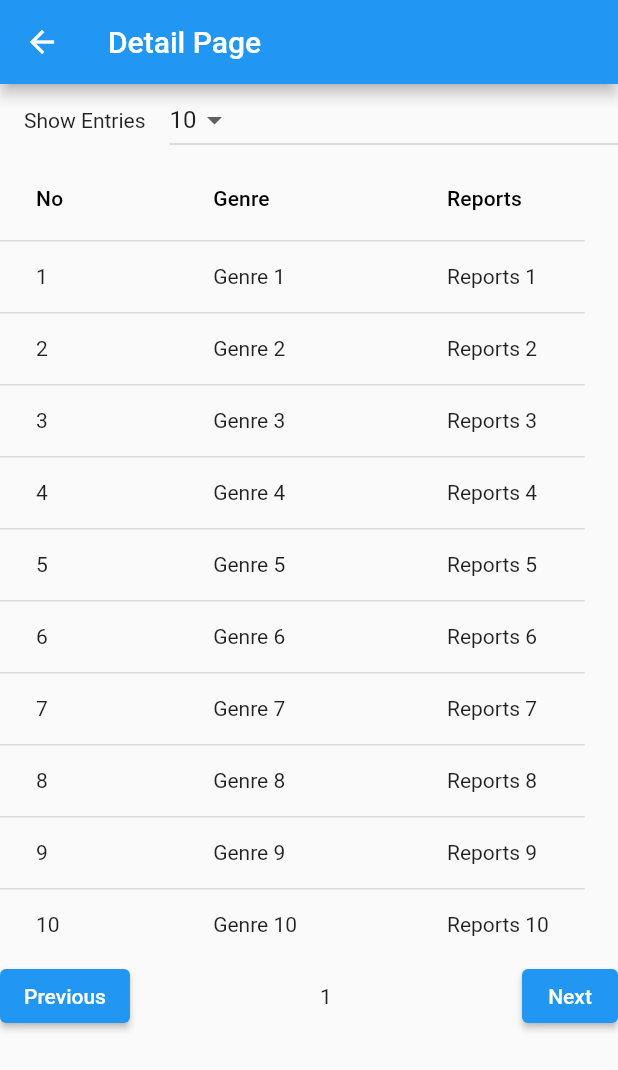
After one commit to NafiatulFadlilah/repository_polinema_mobile_SIB3E-Kel5, a Flutter app: the DetailPage screen opened directly, after a tap on "Previous", on a phone screen of 412 x 824 dp. The commit adds this screen. Shown: the top 1070 px of the screen. Run offline on Flutter 3.47's test engine with Material 2 defaults, Android fonts, the phone set to English and light mode, and no system bars; our stand-ins replace flutter_dotenv; network calls fail.

Commit message:
add detail_page

```diff
--- a/SurveyKomplainMahasiswaApp/flutter_survey_app/lib/main.dart
+++ b/SurveyKomplainMahasiswaApp/flutter_survey_app/lib/main.dart
@@ -1,5 +1,6 @@
 import 'package:flutter/material.dart';
 import 'package:flutter_survey_app/pages/survey_list.dart';
+import 'package:flutter_survey_app/pages/detail_page.dart';
 
 void main() {
   runApp(const MainApp());
--- /dev/null
+++ b/SurveyKomplainMahasiswaApp/flutter_survey_app/lib/pages/detail_page.dart
@@ -0,0 +1,108 @@
+import 'package:flutter/material.dart';
+
+class DetailPage extends StatefulWidget {
+  @override
+  _DetailPageState createState() => _DetailPageState();
+}
+
+class _DetailPageState extends State<DetailPage> {
+  int _currentPage = 1;
+  int _rowsPerPage = 10;
+
+  void _previousPage() {
+    setState(() {
+      _currentPage = _currentPage > 1 ? _currentPage - 1 : 1;
+    });
+  }
+
+  void _nextPage() {
+    setState(() {
+      _currentPage++;
+    });
+  }
+
+  @override
+  Widget build(BuildContext context) {
+    return Scaffold(
+      appBar: AppBar(
+        leading: IconButton(
+          icon: Icon(Icons.arrow_back),
+          onPressed: () => Navigator.pop(context),
+        ),
+        title: Text('Detail Page'),
+      ),
+      body: ListView(
+        children: [
+          Row(
+            children: [
+              Padding(
+                padding: EdgeInsets.only(left: 16.0), // Padding ke kanan
+                child: Text('Show Entries'),
+              ),
+              SizedBox(width: 16.0), // Spasi antara teks dan Dropdown
+              Expanded(
+                child: DropdownButton<int>(
+                  value: _rowsPerPage,
+                  items: [10, 20, 30].map((int value) {
+                    return DropdownMenuItem<int>(
+                      value: value,
+                      child: Text('$value'),
+                    );
+                  }).toList(),
+                  onChanged: (newValue) {
+                    setState(() {
+                      _rowsPerPage = newValue!;
+                    },
+                    );
+                  },
+                ),
+              ),
+            ],
+          ),
+          SingleChildScrollView(
+            scrollDirection: Axis.horizontal,
+            child: DataTable(
+              dividerThickness: 1.0,
+              columnSpacing: 100.0,
+              columns: const <DataColumn>[
+                DataColumn(
+                  label: Text('No'),
+                ),
+                DataColumn(
+                  label: Text('Genre'),
+                ),
+                DataColumn(
+                  label: Text('Reports'),
+                ),
+              ],
+              rows: List<DataRow>.generate(
+                _rowsPerPage,
+                (index) => DataRow(
+                  cells: <DataCell>[
+                    DataCell(Text('${(_currentPage - 1) * _rowsPerPage + index + 1}')),
+                    DataCell(Text('Genre ${index + 1}')),
+                    DataCell(Text('Reports ${index + 1}')),
+                  ],
+                ),
+              ),
+            ),
+          ),
+          Row(
+            mainAxisAlignment: MainAxisAlignment.spaceBetween,
+            children: [
+              ElevatedButton(
+                onPressed: _previousPage,
+                child: Text('Previous'),
+              ),
+              Text('$_currentPage'),
+              ElevatedButton(
+                onPressed: _nextPage,
+                child: Text('Next'),
+              ),
+            ],
+          ),
+        ],
+      ),
+    );
+  }
+}
```
Also changed, not shown: 1 other file.
